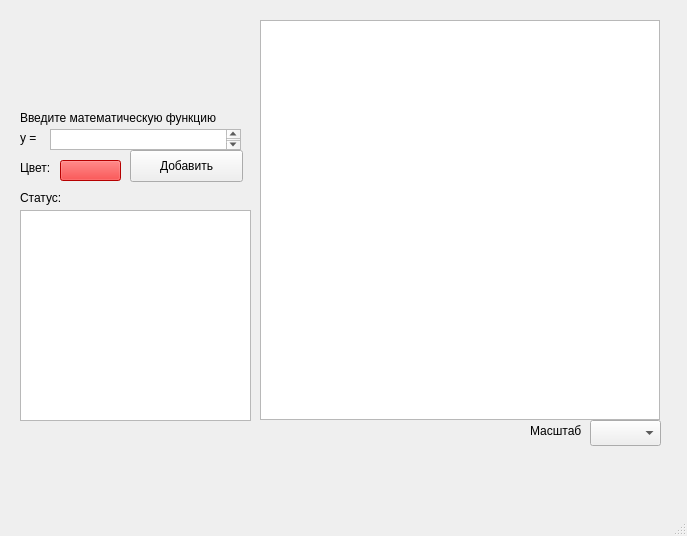
First picture: the form in src/MainWindowUI.ui, repository Jagtrieb/GraphicCalculator, before the edit.
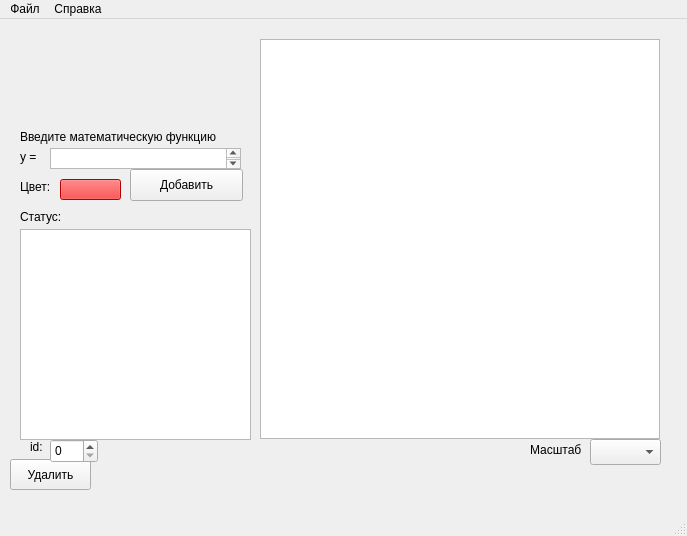
Second picture: the form after the edit.

The edit to the form file:
```diff
--- a/src/MainWindowUI.ui
+++ b/src/MainWindowUI.ui
@@ -148,6 +148,42 @@
      </rect>
     </property>
    </widget>
+   <widget class="QLabel" name="label_5">
+    <property name="geometry">
+     <rect>
+      <x>30</x>
+      <y>420</y>
+      <width>21</width>
+      <height>16</height>
+     </rect>
+    </property>
+    <property name="text">
+     <string>id:</string>
+    </property>
+   </widget>
+   <widget class="QPushButton" name="deleteButton">
+    <property name="geometry">
+     <rect>
+      <x>10</x>
+      <y>440</y>
+      <width>81</width>
+      <height>31</height>
+     </rect>
+    </property>
+    <property name="text">
+     <string>Удалить</string>
+    </property>
+   </widget>
+   <widget class="QSpinBox" name="deletionChoose">
+    <property name="geometry">
+     <rect>
+      <x>50</x>
+      <y>420</y>
+      <width>48</width>
+      <height>24</height>
+     </rect>
+    </property>
+   </widget>
   </widget>
   <widget class="QMenuBar" name="menubar">
    <property name="geometry">
@@ -158,6 +194,23 @@
      <height>37</height>
     </rect>
    </property>
+   <widget class="QMenu" name="fileMenu">
+    <property name="title">
+     <string>Файл</string>
+    </property>
+    <addaction name="New_file"/>
+    <addaction name="Open_file"/>
+    <addaction name="Save_file"/>
+    <addaction name="Save_file_as"/>
+   </widget>
+   <widget class="QMenu" name="supportMenu">
+    <property name="title">
+     <string>Справка</string>
+    </property>
+    <addaction name="Help"/>
+   </widget>
+   <addaction name="fileMenu"/>
+   <addaction name="supportMenu"/>
   </widget>
   <widget class="QStatusBar" name="statusbar"/>
  </widget>
```
Left out of the diff: 25 changed lines with no effect on the pictures.
